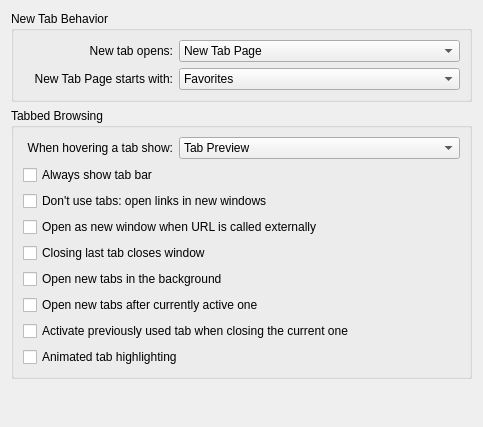
Qt form src/settings/settings_tabs.ui (KDE/rekonq) before a commit.
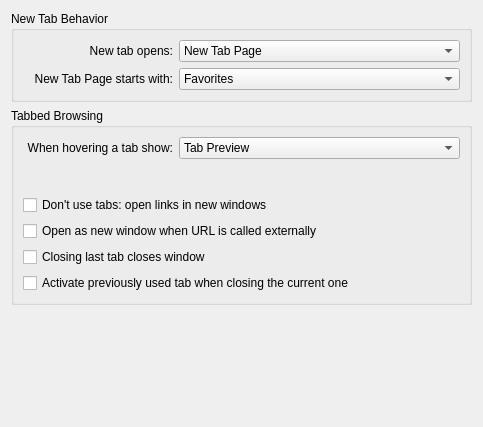
The same form after that commit. Custom widgets are drawn as their Qt base class.

Commit message: Restore rekonq settings

Diff of the .ui file:
```diff
--- a/src/settings/settings_tabs.ui
+++ b/src/settings/settings_tabs.ui
@@ -201,13 +201,6 @@
         </property>
        </spacer>
       </item>
-      <item>
-       <widget class="QCheckBox" name="kcfg_alwaysShowTabBar">
-        <property name="text">
-         <string>Always show tab bar</string>
-        </property>
-       </widget>
-      </item>
       <item>
        <widget class="QCheckBox" name="kcfg_openLinksInNewWindow">
         <property name="text">
@@ -229,20 +222,6 @@
         </property>
        </widget>
       </item>
-      <item>
-       <widget class="QCheckBox" name="kcfg_openNewTabsInBackground">
-        <property name="text">
-         <string>Open new tabs in the background</string>
-        </property>
-       </widget>
-      </item>
-      <item>
-       <widget class="QCheckBox" name="kcfg_openNewTabsNearCurrent">
-        <property name="text">
-         <string>Open new tabs after currently active one</string>
-        </property>
-       </widget>
-      </item>
       <item>
        <widget class="QCheckBox" name="kcfg_closeTabSelectPrevious">
         <property name="text">
@@ -253,13 +232,6 @@
         </property>
        </widget>
       </item>
-      <item>
-       <widget class="QCheckBox" name="kcfg_animatedTabHighlighting">
-        <property name="text">
-         <string>Animated tab highlighting</string>
-        </property>
-       </widget>
-      </item>
      </layout>
     </widget>
    </item>
```
The commit also changes 7 other files.
